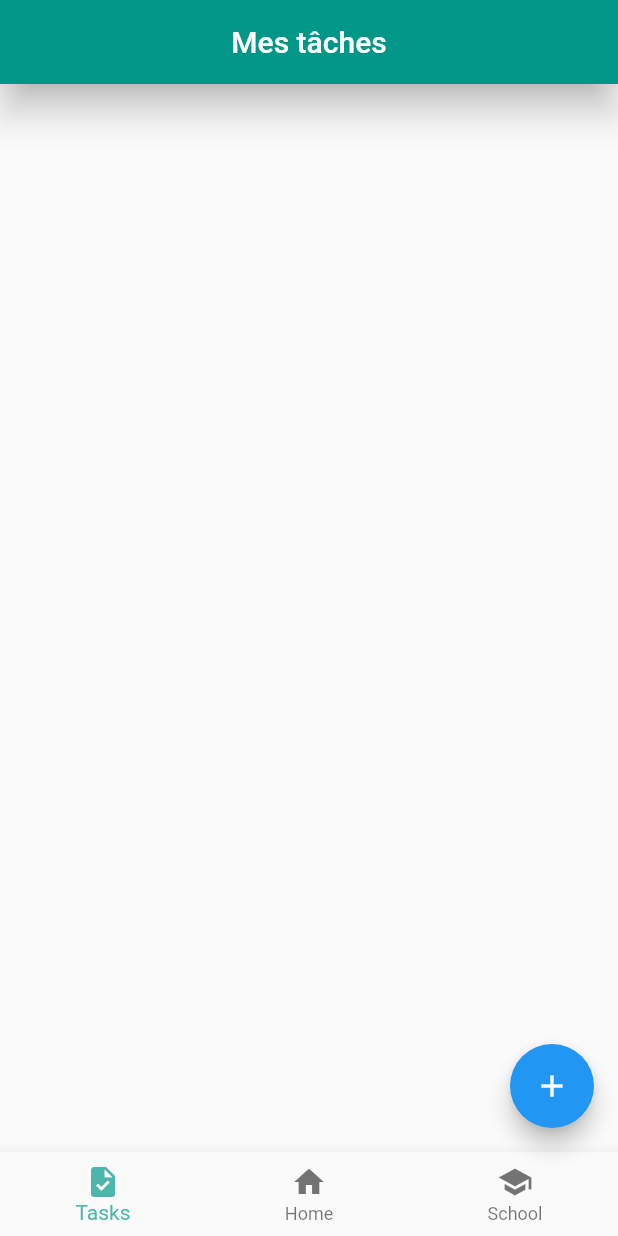
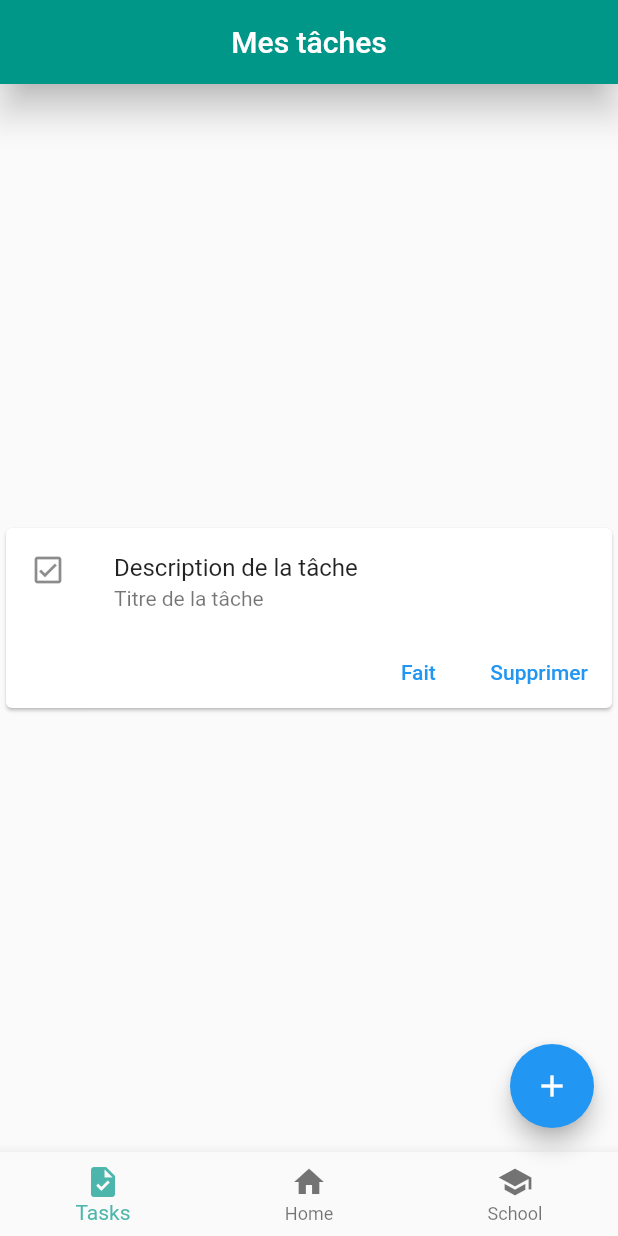
Before and after one commit to ClementLegouest/task_manager, a Flutter app: the screen it shows after launch, on a phone screen of 412 x 824 dp. Run offline on Flutter 3.47's test engine with Material 2 defaults, Android fonts, the phone set to English and light mode, and no system bars.

Commit message:
task view

```diff
--- /dev/null
+++ b/lib/tasks/models/task.dart
@@ -0,0 +1,18 @@
+import 'dart:core';
+
+class Task {
+  final String title;
+  final String description;
+
+  const Task({
+    required this.title,
+    required this.description
+  });
+
+  factory Task.fromJson(Map<String, dynamic> json) {
+    return Task(
+      title: json['title'],
+      description: json['description'],
+    );
+  }
+}
--- /dev/null
+++ b/lib/tasks/task_card.dart
@@ -0,0 +1,46 @@
+import 'package:flutter/material.dart';
+
+class TaskCard extends StatelessWidget {
+  const TaskCard({
+    Key? key,
+    required this.title,
+    required this.description,
+  }) : super(key: key);
+
+  final String title;
+  final String description;
+
+  @override
+  Widget build(BuildContext context) {
+    return Center(
+      child: Card(
+        child: Column(
+          mainAxisSize: MainAxisSize.min,
+          children: <Widget>[
+            ListTile(
+              leading: const Icon(Icons.check_box_outlined),
+              title: Text(title),
+              subtitle: Text(description),
+              // subtitle: Text('Don\'t forget to buy fresh ginger.'),
+            ),
+            Row(
+              mainAxisAlignment: MainAxisAlignment.end,
+              children: <Widget>[
+                TextButton(
+                  child: const Text('Fait'),
+                  onPressed: () {/* ... */},
+                ),
+                const SizedBox(width: 8),
+                TextButton(
+                  child: const Text('Supprimer'),
+                  onPressed: () {/* ... */},
+                ),
+                const SizedBox(width: 8),
+              ],
+            ),
+          ],
+        ),
+      ),
+    );
+  }
+}
--- a/lib/tasks/task_list.dart
+++ b/lib/tasks/task_list.dart
@@ -1,4 +1,7 @@
 import 'package:flutter/material.dart';
+
+import './task_card.dart';
+import './models/task.dart';
 
 class TaskList extends StatefulWidget {
   const TaskList({Key? key}) : super(key: key);
@@ -8,6 +11,9 @@ class TaskList extends StatefulWidget {
 }
 
 class _TaskListState extends State<TaskList> {
+
+  List<Task> _tasks = <Task>[];
+
   @override
   Widget build(BuildContext context) {
     return Scaffold(
@@ -17,6 +23,9 @@ class _TaskListState extends State<TaskList> {
         backgroundColor: Colors.teal,
         title: const Text('Mes tâches'),
       ),
+      body: Center(
+        child: TaskCard(description: 'Titre de la tâche', title: 'Description de la tâche',),
+      ),
     );
   }
 }
```
